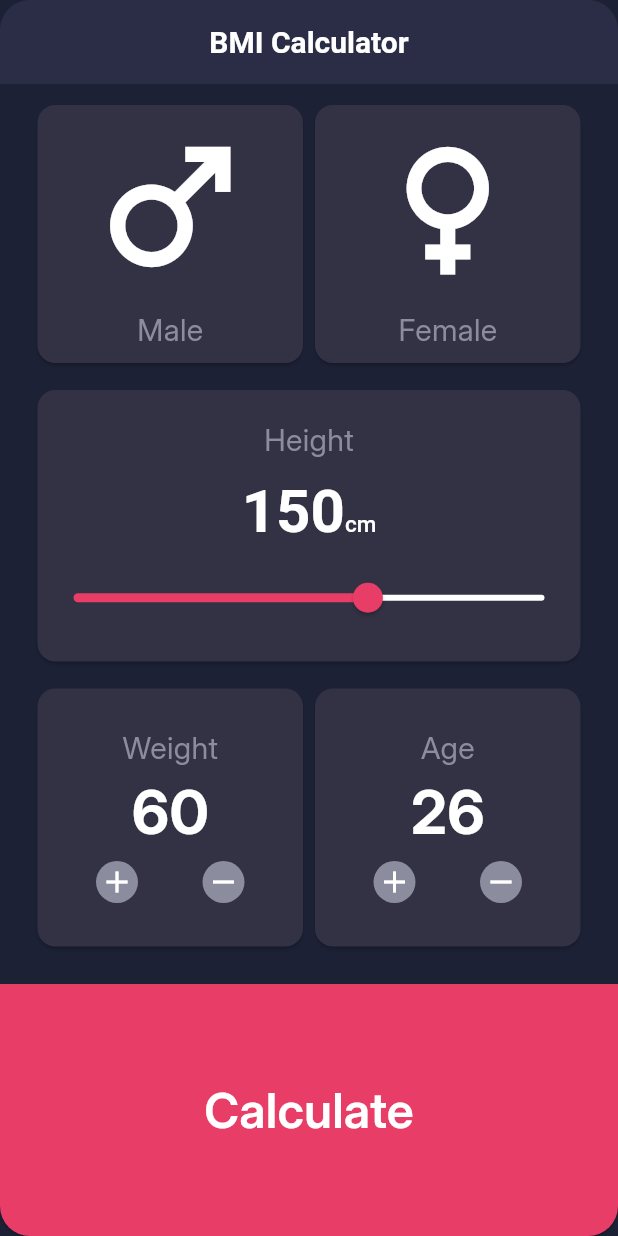
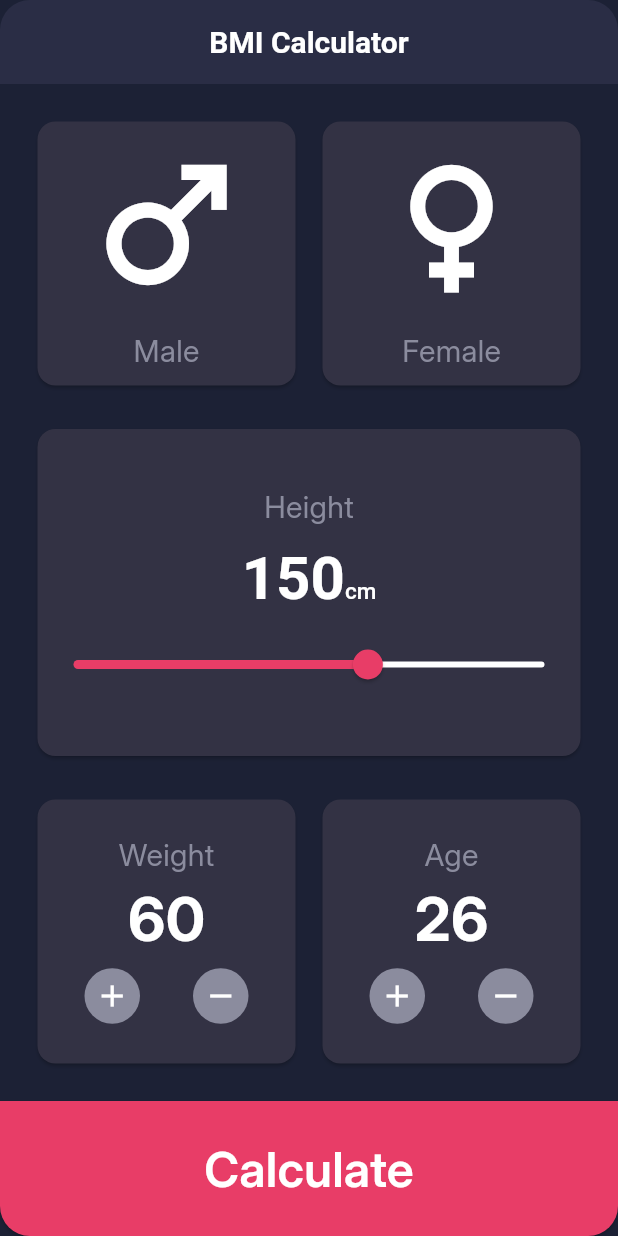
Before and after one commit to SamaShurrab/bmi_calculater, a Flutter app: the screen it shows after launch, on a phone screen of 412 x 824 dp. Run offline on Flutter 3.47's test engine with Material 3 defaults, Android fonts, the light colour scheme and no system bars.

Commit message:
Refactor dimensions and layout in BMI Calculator: update button size, simplify card structure, and enhance padding for improved UI consistency.

```diff
--- a/lib/constant/dimensions.dart
+++ b/lib/constant/dimensions.dart
@@ -1,8 +1,7 @@
 class AppDimensions {
-  static final double height_Femal_Male_Weight_Age_Card = 180;
   static final double heightBetweenCards = 10;
   static final double heightBetweenItems = 10;
-  static final double heightWidthCircularButton = 36;
+  static final double heightWidthCircularButton = 45;
   static final double padding = 21;
   static final double raduisButton = 20;
 }
--- a/lib/custom_widgtes/calculate_button.dart
+++ b/lib/custom_widgtes/calculate_button.dart
@@ -23,9 +23,8 @@ class CalculateButton extends StatelessWidget {
 
   @override
   Widget build(BuildContext context) {
-    return Expanded(
-      // flex: 2,
-      child: SizedBox(
+    return SizedBox(
+      height: 90,
       width: double.infinity,
       child: ElevatedButton(
         style: ElevatedButton.styleFrom(
@@ -78,7 +77,6 @@ class CalculateButton extends StatelessWidget {
           ),
         ),
       ),
-      ),
     );
   }
 }
--- a/lib/custom_widgtes/custom_card.dart
+++ b/lib/custom_widgtes/custom_card.dart
@@ -4,13 +4,11 @@ import 'package:flutter/material.dart';
 class CustomCard extends StatelessWidget {
   final Widget child;
   final void Function()? onTap;
-  final double height;
   final bool isSelected;
   const CustomCard({
     super.key,
     required this.child,
     this.onTap,
-    required this.height,
     required this.isSelected,
   });
 
@@ -22,15 +20,10 @@ class CustomCard extends StatelessWidget {
     return InkWell(
       borderRadius: BorderRadius.circular(12),
       onTap: onTap,
-      child: SizedBox(
-        height: height,
-        child: Card(
-          color: backgroundColor,
-          shape: RoundedRectangleBorder(
-            borderRadius: BorderRadius.circular(12),
-          ),
-          child: child,
-        ),
+      child: Card(
+        color: backgroundColor,
+        shape: RoundedRectangleBorder(borderRadius: BorderRadius.circular(12)),
+        child: child,
       ),
     );
   }
--- a/lib/pages/bmi_calculater_page.dart
+++ b/lib/pages/bmi_calculater_page.dart
@@ -30,17 +30,16 @@ class BmiCalculaterPageState extends State<BmiCalculaterPage> {
       appBar: AppBar(title: Text(AppStrings.appBarTitle)),
       body: Column(
         children: [
-          Padding(
-            padding: EdgeInsets.only(
-              left: AppDimensions.padding,
-              right: AppDimensions.padding,
-              top: 10,
+          Expanded(
+            child: Padding(
+              padding: EdgeInsets.symmetric(
+                horizontal: AppDimensions.padding,
+                vertical: AppDimensions.padding,
               ),
               child: Row(
                 children: [
                   Expanded(
                     child: CustomCard(
-                    height: AppDimensions.height_Femal_Male_Weight_Age_Card,
                       isSelected: selectedGender == Gender.male,
                       onTap: () => setState(() {
                         selectedGender = Gender.male;
@@ -52,9 +51,9 @@ class BmiCalculaterPageState extends State<BmiCalculaterPage> {
                       ),
                     ),
                   ),
+                  SizedBox(width: AppDimensions.heightBetweenCards),
                   Expanded(
                     child: CustomCard(
-                    height: AppDimensions.height_Femal_Male_Weight_Age_Card,
                       isSelected: selectedGender == Gender.female,
                       onTap: () => setState(() {
                         selectedGender = Gender.female;
@@ -69,13 +68,11 @@ class BmiCalculaterPageState extends State<BmiCalculaterPage> {
                 ],
               ),
             ),
-          Padding(
-            padding: EdgeInsets.symmetric(
-              horizontal: AppDimensions.padding,
-              vertical: AppDimensions.heightBetweenCards,
           ),
+          Expanded(
+            child: Padding(
+              padding: EdgeInsets.symmetric(horizontal: AppDimensions.padding),
               child: CustomCard(
-              height: 189,
                 isSelected: false,
                 child: HeightCard(
                   height: height,
@@ -87,17 +84,17 @@ class BmiCalculaterPageState extends State<BmiCalculaterPage> {
                 ),
               ),
             ),
-          Padding(
-            padding: EdgeInsets.only(
-              left: AppDimensions.padding,
-              right: AppDimensions.padding,
-              bottom: AppDimensions.padding,
+          ),
+          Expanded(
+            child: Padding(
+              padding: EdgeInsets.symmetric(
+                horizontal: AppDimensions.padding,
+                vertical: AppDimensions.padding,
               ),
               child: Row(
                 children: [
                   Expanded(
                     child: CustomCard(
-                    height: AppDimensions.height_Femal_Male_Weight_Age_Card,
                       isSelected: false,
                       child: WeightAgeCard(
                         textData: AppStrings.weight,
@@ -110,9 +107,9 @@ class BmiCalculaterPageState extends State<BmiCalculaterPage> {
                       ),
                     ),
                   ),
+                  SizedBox(width: AppDimensions.heightBetweenCards),
                   Expanded(
                     child: CustomCard(
-                    height: AppDimensions.height_Femal_Male_Weight_Age_Card,
                       isSelected: false,
                       child: WeightAgeCard(
                         textData: AppStrings.age,
@@ -128,6 +125,8 @@ class BmiCalculaterPageState extends State<BmiCalculaterPage> {
                 ],
               ),
             ),
+          ),
+
           CalculateButton(
             buttonText: AppStrings.calculate,
             weight: weight,
--- a/lib/pages/bmi_result.dart
+++ b/lib/pages/bmi_result.dart
@@ -35,11 +35,13 @@ class BmiResult extends StatelessWidget {
   }
 
   String bmiCategoriesAdvise(String bmiCategorie) {
-    if (bmiCategorie == AppStrings.underweight)
+    if (bmiCategorie == AppStrings.underweight) {
       return AppStrings.underweightAdvise;
+    }
     if (bmiCategorie == AppStrings.normal) return AppStrings.normalAdvise;
-    if (bmiCategorie == AppStrings.overweight)
+    if (bmiCategorie == AppStrings.overweight) {
       return AppStrings.overweightAdvise;
+    }
     return AppStrings.obesityAdvise;
   }
 
@@ -80,7 +82,6 @@ class BmiResult extends StatelessWidget {
                 bottom: 35,
               ),
               child: CustomCard(
-                height: 503,
                 isSelected: false,
                 child: Column(
                   children: [
@@ -105,13 +106,16 @@ class BmiResult extends StatelessWidget {
                       ),
                     ),
                     SizedBox(height: 40),
-                    Text(
+                    Padding(
+                      padding: const EdgeInsets.symmetric(horizontal: 10),
+                      child: Text(
                         bmiCategorieAdvise,
                         textAlign: TextAlign.center,
                         style: TextStyle(
                           fontSize: 16,
                           fontWeight: FontWeight.w500,
                           color: AppColors.textColor,
+                        ),
                       ),
                     ),
                   ],
```
Lines whose indentation alone changed are shown as unchanged.
